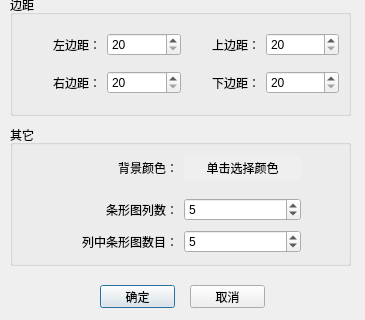
Qt form DlgXBarChartProperty.ui (wc227/PSDPPRV) before a commit; both pictures show x 0 to 365 and y 235 to 555 of the 365 by 555 pixel window.
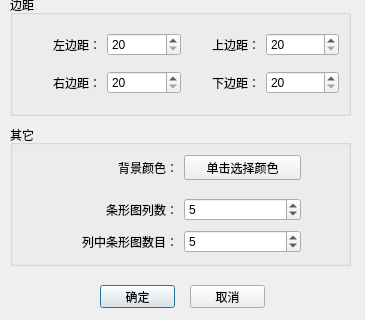
The same form after that commit.

Commit message: 20171228 1 XBar类矩形框的采用渐变色填充 2 修改了XBarChart的标题会导致内存不断增长的bug。 3 修改了主窗口上的lcd显示时间

Patch:
```diff
--- a/DlgXBarChartProperty.ui
+++ b/DlgXBarChartProperty.ui
@@ -306,7 +306,7 @@
    <property name="title">
     <string>其它</string>
    </property>
-   <widget class="QWidget" name="">
+   <widget class="QWidget" name="layoutWidget">
     <property name="geometry">
      <rect>
       <x>50</x>
@@ -328,23 +328,14 @@
      </item>
      <item row="0" column="1">
       <widget class="QPushButton" name="pushButton_BackColor">
-       <property name="autoFillBackground">
-        <bool>true</bool>
-       </property>
        <property name="text">
         <string>单击选择颜色</string>
        </property>
-       <property name="autoDefault">
-        <bool>false</bool>
-       </property>
-       <property name="flat">
-        <bool>true</bool>
-       </property>
       </widget>
      </item>
     </layout>
    </widget>
-   <widget class="QWidget" name="">
+   <widget class="QWidget" name="layoutWidget">
     <property name="geometry">
      <rect>
       <x>50</x>
```
Left out of the diff: 6 changed lines with no effect on the pictures. The commit also changes 37 other files.
